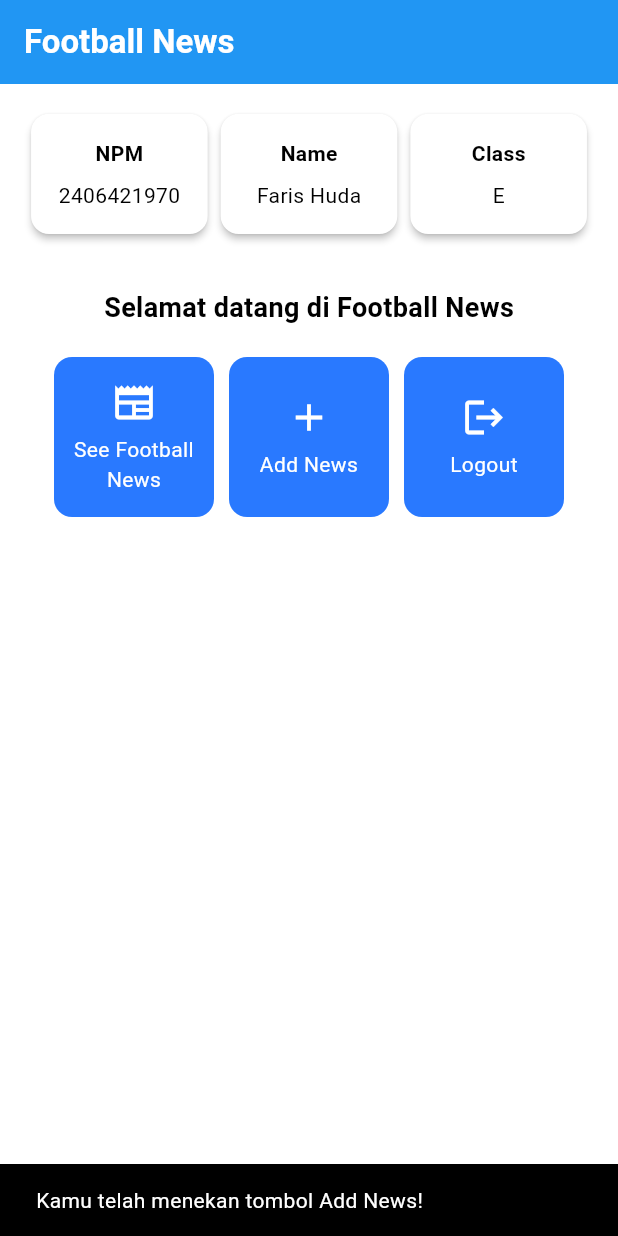
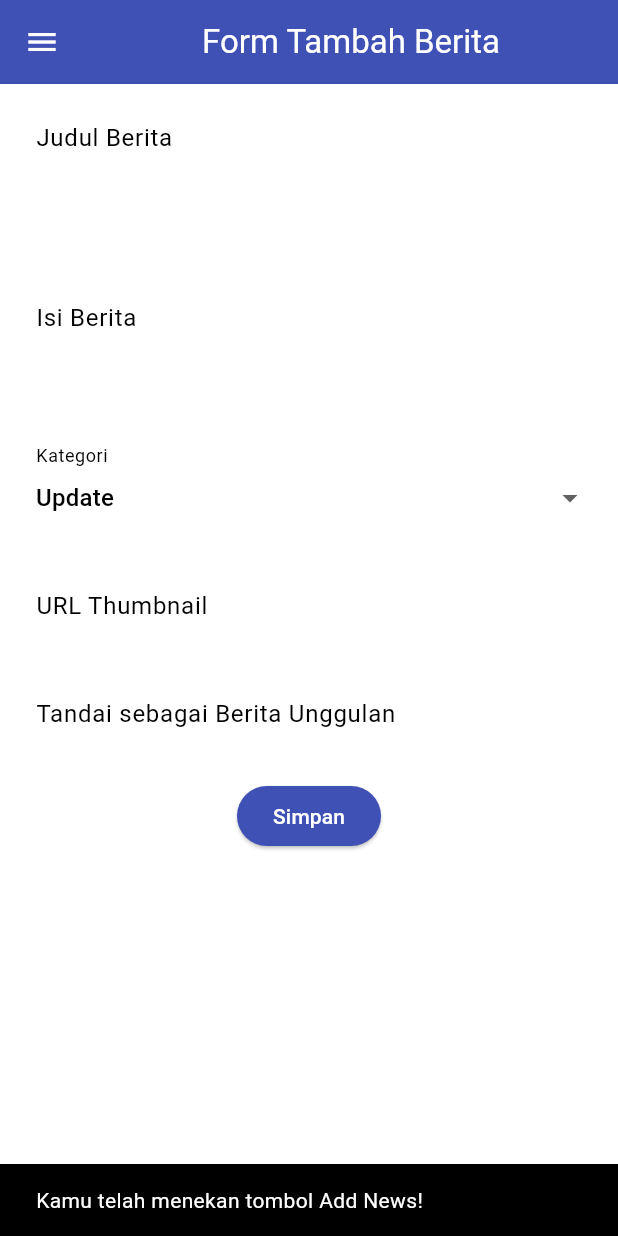
Before and after one commit to hyude/football-news-mobile, a Flutter app: the screen it shows after launch, after a tap on "Add News", on a phone screen of 412 x 824 dp. Run offline on Flutter 3.47's test engine with Material 3 defaults, Android fonts, the phone set to English and light mode, and no system bars.

Commit message:
Tutorial 7

```diff
--- a/football_news/lib/main.dart
+++ b/football_news/lib/main.dart
@@ -1,5 +1,5 @@
 import 'package:flutter/material.dart';
-import 'package:football_news/menu.dart';
+import 'package:football_news/screens/menu.dart';
 
 void main() {
   runApp(const MyApp());
@@ -12,7 +12,7 @@ class MyApp extends StatelessWidget {
   @override
   Widget build(BuildContext context) {
     return MaterialApp(
-      title: 'Flutter Demo',
+      title: 'Football News',
       theme: ThemeData(
         // This is the theme of your application.
         //
--- a/football_news/lib/menu.dart
+++ b/football_news/lib/screens/menu.dart
@@ -1,4 +1,6 @@
 import 'package:flutter/material.dart';
+import 'package:football_news/widgets/left_drawer.dart';
+import 'package:football_news/widgets/news_card.dart';
 
 class MyHomePage extends StatelessWidget {
   MyHomePage({super.key});
@@ -27,6 +29,8 @@ class MyHomePage extends StatelessWidget {
         // Warna latar belakang AppBar diambil dari skema warna tema aplikasi.
         backgroundColor: Theme.of(context).colorScheme.primary,
       ),
+      // Drawer
+      drawer: LeftDrawer(),
       // Body halaman dengan padding di sekelilingnya.
       body: Padding(
         padding: const EdgeInsets.all(16.0),
@@ -89,57 +93,6 @@ class MyHomePage extends StatelessWidget {
   }
 }
 
-class ItemCard extends StatelessWidget {
-  // Menampilkan kartu dengan ikon dan nama.
-
-  final ItemHomepage item;
-
-  const ItemCard(this.item, {super.key});
-
-  @override
-  Widget build(BuildContext context) {
-    return Material(
-      // Menentukan warna latar belakang dari tema aplikasi.
-      color: Theme.of(context).colorScheme.secondary,
-      // Membuat sudut kartu melengkung.
-      borderRadius: BorderRadius.circular(12),
-
-      child: InkWell(
-        // Aksi ketika kartu ditekan.
-        onTap: () {
-          // Menampilkan pesan SnackBar saat kartu ditekan.
-          ScaffoldMessenger.of(context)
-            ..hideCurrentSnackBar()
-            ..showSnackBar(
-              SnackBar(
-                content: Text("Kamu telah menekan tombol ${item.name}!"),
-              ),
-            );
-        },
-        // Container untuk menyimpan Icon dan Text
-        child: Container(
-          padding: const EdgeInsets.all(8),
-          child: Center(
-            child: Column(
-              // Menyusun ikon dan teks di tengah kartu.
-              mainAxisAlignment: MainAxisAlignment.center,
-              children: [
-                Icon(item.icon, color: Colors.white, size: 30.0),
-                const Padding(padding: EdgeInsets.all(3)),
-                Text(
-                  item.name,
-                  textAlign: TextAlign.center,
-                  style: const TextStyle(color: Colors.white),
-                ),
-              ],
-            ),
-          ),
-        ),
-      ),
-    );
-  }
-}
-
 class InfoCard extends StatelessWidget {
   // Kartu informasi yang menampilkan title dan content.
 
--- /dev/null
+++ b/football_news/lib/screens/newslist_form.dart
@@ -0,0 +1,212 @@
+import 'package:flutter/material.dart';
+// TODO: Impor drawer yang sudah dibuat sebelumnya
+import 'package:football_news/widgets/left_drawer.dart';
+
+class NewsFormPage extends StatefulWidget {
+  const NewsFormPage({super.key});
+
+  @override
+  State<NewsFormPage> createState() => _NewsFormPageState();
+}
+
+class _NewsFormPageState extends State<NewsFormPage> {
+  final _formKey = GlobalKey<FormState>();
+  String _title = "";
+  String _content = "";
+  String _category = "update"; // default
+  String _thumbnail = "";
+  bool _isFeatured = false; // default
+
+  final List<String> _categories = [
+    'transfer',
+    'update',
+    'exclusive',
+    'match',
+    'rumor',
+    'analysis',
+  ];
+
+  @override
+  Widget build(BuildContext context) {
+    return Scaffold(
+      appBar: AppBar(
+        title: const Center(child: Text('Form Tambah Berita')),
+        backgroundColor: Colors.indigo,
+        foregroundColor: Colors.white,
+      ),
+      // TODO: Tambahkan drawer yang sudah dibuat di sini
+      drawer: LeftDrawer(),
+      body: Form(
+        key: _formKey,
+        child: SingleChildScrollView(
+          child: Column(
+            crossAxisAlignment: CrossAxisAlignment.start,
+            children: [
+              // === Title ===
+              Padding(
+                padding: const EdgeInsets.all(8.0),
+                child: TextFormField(
+                  decoration: InputDecoration(
+                    hintText: "Judul Berita",
+                    labelText: "Judul Berita",
+                    border: OutlineInputBorder(
+                      borderRadius: BorderRadius.circular(5.0),
+                    ),
+                  ),
+                  onChanged: (String? value) {
+                    setState(() {
+                      _title = value!;
+                    });
+                  },
+                  validator: (String? value) {
+                    if (value == null || value.isEmpty) {
+                      return "Judul tidak boleh kosong!";
+                    }
+                    return null;
+                  },
+                ),
+              ),
+
+              // === Content ===
+              Padding(
+                padding: const EdgeInsets.all(8.0),
+                child: TextFormField(
+                  maxLines: 5,
+                  decoration: InputDecoration(
+                    hintText: "Isi Berita",
+                    labelText: "Isi Berita",
+                    border: OutlineInputBorder(
+                      borderRadius: BorderRadius.circular(5.0),
+                    ),
+                  ),
+                  onChanged: (String? value) {
+                    setState(() {
+                      _content = value!;
+                    });
+                  },
+                  validator: (String? value) {
+                    if (value == null || value.isEmpty) {
+                      return "Isi berita tidak boleh kosong!";
+                    }
+                    return null;
+                  },
+                ),
+              ),
+
+              // === Category ===
+              Padding(
+                padding: const EdgeInsets.all(8.0),
+                child: DropdownButtonFormField<String>(
+                  decoration: InputDecoration(
+                    labelText: "Kategori",
+                    border: OutlineInputBorder(
+                      borderRadius: BorderRadius.circular(5.0),
+                    ),
+                  ),
+                  initialValue: _category,
+                  items: _categories
+                      .map(
+                        (cat) => DropdownMenuItem(
+                          value: cat,
+                          child: Text(cat[0].toUpperCase() + cat.substring(1)),
+                        ),
+                      )
+                      .toList(),
+                  onChanged: (String? newValue) {
+                    setState(() {
+                      _category = newValue!;
+                    });
+                  },
+                ),
+              ),
+
+              // === Thumbnail URL ===
+              Padding(
+                padding: const EdgeInsets.all(8.0),
+                child: TextFormField(
+                  decoration: InputDecoration(
+                    hintText: "URL Thumbnail (opsional)",
+                    labelText: "URL Thumbnail",
+                    border: OutlineInputBorder(
+                      borderRadius: BorderRadius.circular(5.0),
+                    ),
+                  ),
+                  onChanged: (String? value) {
+                    setState(() {
+                      _thumbnail = value!;
+                    });
+                  },
+                ),
+              ),
+
+              // === Is Featured ===
+              Padding(
+                padding: const EdgeInsets.all(8.0),
+                child: SwitchListTile(
+                  title: const Text("Tandai sebagai Berita Unggulan"),
+                  value: _isFeatured,
+                  onChanged: (bool value) {
+                    setState(() {
+                      _isFeatured = value;
+                    });
+                  },
+                ),
+              ),
+              // === Tombol Simpan ===
+              Align(
+                alignment: Alignment.bottomCenter,
+                child: Padding(
+                  padding: const EdgeInsets.all(8.0),
+                  child: ElevatedButton(
+                    style: ButtonStyle(
+                      backgroundColor: WidgetStateProperty.all(Colors.indigo),
+                    ),
+                    onPressed: () {
+                      if (_formKey.currentState!.validate()) {
+                        showDialog(
+                          context: context,
+                          builder: (context) {
+                            return AlertDialog(
+                              title: const Text('Berita berhasil disimpan!'),
+                              content: SingleChildScrollView(
+                                child: Column(
+                                  crossAxisAlignment: CrossAxisAlignment.start,
+                                  children: [
+                                    Text('Judul: $_title'),
+                                    Text('Isi: $_content'),
+                                    Text('Kategori: $_category'),
+                                    Text('Thumbnail: $_thumbnail'),
+                                    Text(
+                                      'Unggulan: ${_isFeatured ? "Ya" : "Tidak"}',
+                                    ),
+                                  ],
+                                ),
+                              ),
+                              actions: [
+                                TextButton(
+                                  child: const Text('OK'),
+                                  onPressed: () {
+                                    Navigator.pop(context);
+                                  },
+                                ),
+                              ],
+                            );
+                          },
+                        );
+                        _formKey.currentState!.reset();
+                      }
+                    },
+                    child: const Text(
+                      "Simpan",
+                      style: TextStyle(color: Colors.white),
+                    ),
+                  ),
+                ),
+              ),
+            ],
+          ),
+        ),
+      ),
+    );
+  }
+}
--- /dev/null
+++ b/football_news/lib/widgets/left_drawer.dart
@@ -0,0 +1,71 @@
+import 'package:flutter/material.dart';
+import 'package:football_news/screens/menu.dart';
+import 'package:football_news/screens/newslist_form.dart';
+
+class LeftDrawer extends StatelessWidget {
+  const LeftDrawer({super.key});
+
+  @override
+  Widget build(BuildContext context) {
+    return Drawer(
+      child: ListView(
+        children: [
+          const DrawerHeader(
+            decoration: BoxDecoration(color: Colors.blue),
+            child: Column(
+              children: [
+                Text(
+                  'Football News',
+                  textAlign: TextAlign.center,
+                  style: TextStyle(
+                    fontSize: 30,
+                    fontWeight: FontWeight.bold,
+                    color: Colors.white,
+                  ),
+                ),
+                Padding(padding: EdgeInsets.all(10)),
+                Text(
+                  "Seluruh berita sepak bola terkini di sini!",
+                  // TODO: Tambahkan gaya teks dengan center alignment, font ukuran 15, warna putih, dan weight biasa
+                  textAlign: TextAlign.center,
+                  style: TextStyle(
+                    fontSize: 15,
+                    color: Colors.white,
+                    fontWeight: FontWeight.normal,
+                  ),
+                ),
+              ],
+            ),
+          ),
+          // TODO: Bagian routing
+          ListTile(
+            leading: const Icon(Icons.home_outlined),
+            title: const Text('Home'),
+            // Bagian redirection ke MyHomePage
+            onTap: () {
+              Navigator.pushReplacement(
+                context,
+                MaterialPageRoute(builder: (context) => MyHomePage()),
+              );
+            },
+          ),
+          ListTile(
+            leading: const Icon(Icons.post_add),
+            title: const Text('Add News'),
+            // Bagian redirection ke NewsFormPage
+            onTap: () {
+              /*
+              TODO: Buatlah routing ke NewsFormPage di sini,
+              setelah halaman NewsFormPage sudah dibuat.
+              */
+              Navigator.pushReplacement(
+                context,
+                MaterialPageRoute(builder: (context) => NewsFormPage()),
+              );
+            },
+          ),
+        ],
+      ),
+    );
+  }
+}
--- /dev/null
+++ b/football_news/lib/widgets/news_card.dart
@@ -0,0 +1,63 @@
+import 'package:flutter/material.dart';
+import 'package:football_news/screens/menu.dart';
+import 'package:football_news/screens/newslist_form.dart';
+
+class ItemCard extends StatelessWidget {
+  // Menampilkan kartu dengan ikon dan nama.
+
+  final ItemHomepage item;
+
+  const ItemCard(this.item, {super.key});
+
+  @override
+  Widget build(BuildContext context) {
+    return Material(
+      // Menentukan warna latar belakang dari tema aplikasi.
+      color: Theme.of(context).colorScheme.secondary,
+      // Membuat sudut kartu melengkung.
+      borderRadius: BorderRadius.circular(12),
+
+      child: InkWell(
+        // Aksi ketika kartu ditekan.
+        onTap: () {
+          // Menampilkan pesan SnackBar saat kartu ditekan.
+          ScaffoldMessenger.of(context)
+            ..hideCurrentSnackBar()
+            ..showSnackBar(
+              SnackBar(
+                content: Text("Kamu telah menekan tombol ${item.name}!"),
+              ),
+            );
+
+          // Navigate ke route yang sesuai (tergantung jenis tombol)
+          if (item.name == "Add News") {
+            // TODO: Gunakan Navigator.push untuk melakukan navigasi ke MaterialPageRoute yang mencakup NewsFormPage.
+            Navigator.push(
+              context,
+              MaterialPageRoute(builder: (context) => NewsFormPage()),
+            );
+          }
+        },
+        // Container untuk menyimpan Icon dan Text
+        child: Container(
+          padding: const EdgeInsets.all(8),
+          child: Center(
+            child: Column(
+              // Menyusun ikon dan teks di tengah kartu.
+              mainAxisAlignment: MainAxisAlignment.center,
+              children: [
+                Icon(item.icon, color: Colors.white, size: 30.0),
+                const Padding(padding: EdgeInsets.all(3)),
+                Text(
+                  item.name,
+                  textAlign: TextAlign.center,
+                  style: const TextStyle(color: Colors.white),
+                ),
+              ],
+            ),
+          ),
+        ),
+      ),
+    );
+  }
+}
```
Also changed, not shown: football_news/form_sample/analysis_options.yaml (added, +28 -0 lines), football_news/form_sample/lib/main.dart (added, +64 -0 lines), football_news/form_sample/pubspec.yaml (added, +89 -0 lines), football_news/form_sample/pubspec.lock (added), 124 other files.
